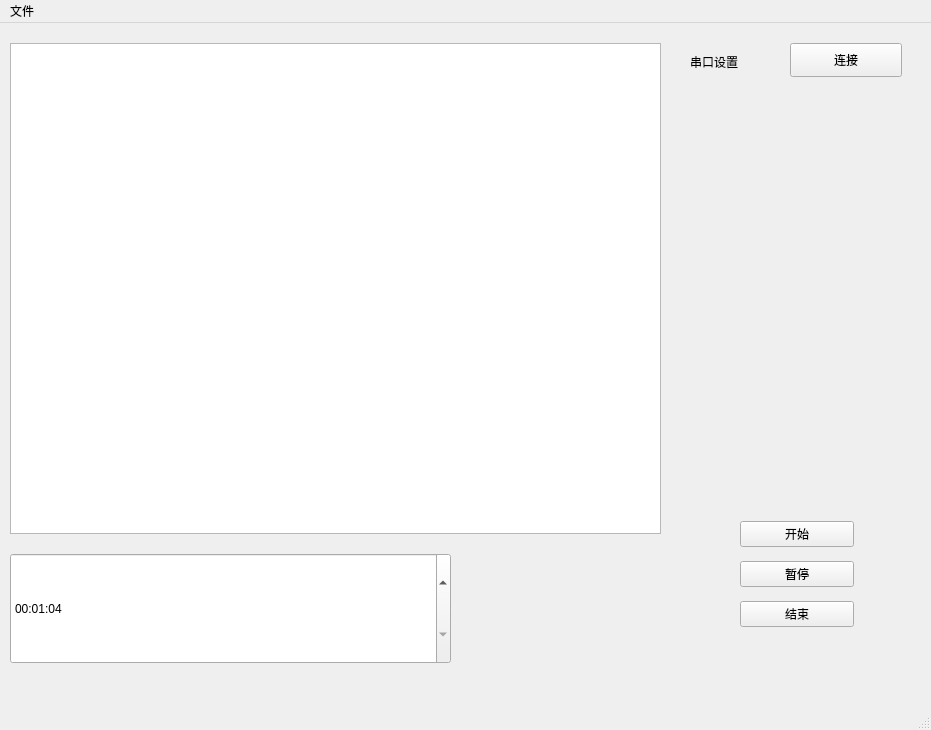
Old version of the form gui/pc.ui in the repository guhaiqiao/SmartCar.
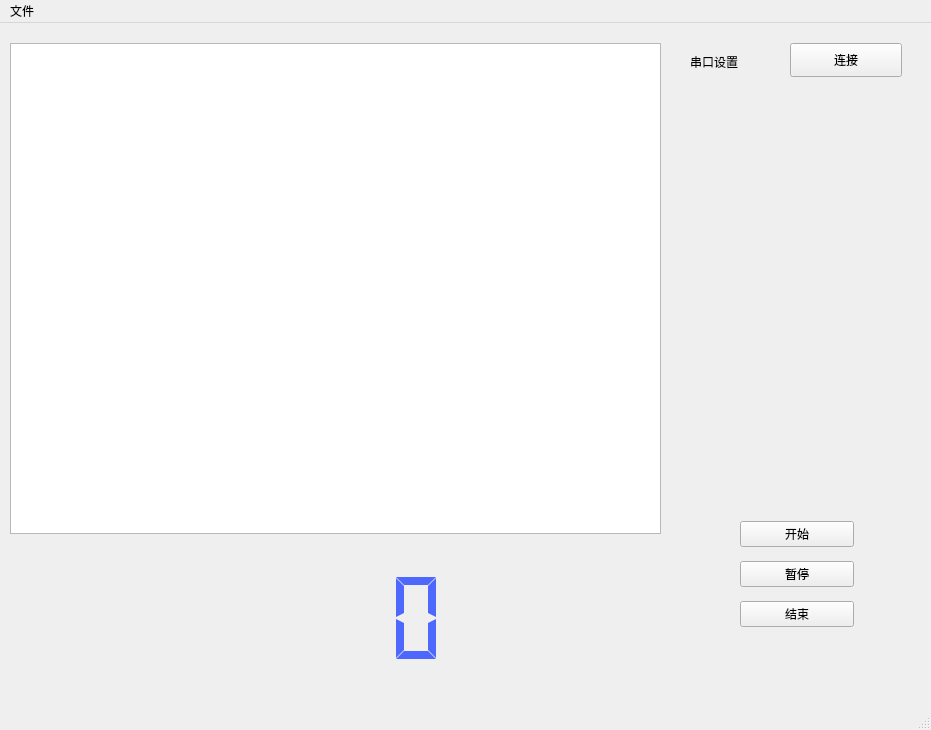
New version of the form.

Commit message:
time counter
version 1.0

The edit to the form file:
```diff
--- a/gui/pc.ui
+++ b/gui/pc.ui
@@ -24,23 +24,6 @@
      </rect>
     </property>
    </widget>
-   <widget class="QTimeEdit" name="timeEdit">
-    <property name="geometry">
-     <rect>
-      <x>10</x>
-      <y>530</y>
-      <width>441</width>
-      <height>111</height>
-     </rect>
-    </property>
-    <property name="time">
-     <time>
-      <hour>0</hour>
-      <minute>1</minute>
-      <second>4</second>
-     </time>
-    </property>
-   </widget>
    <widget class="QLabel" name="label">
     <property name="geometry">
      <rect>
@@ -67,7 +50,7 @@
      <string>连接</string>
     </property>
    </widget>
-   <widget class="QWidget" name="">
+   <widget class="QWidget" name="layoutWidget">
     <property name="geometry">
      <rect>
       <x>740</x>
@@ -100,6 +83,29 @@
      </item>
     </layout>
    </widget>
+   <widget class="QLCDNumber" name="TimeCounter">
+    <property name="geometry">
+     <rect>
+      <x>40</x>
+      <y>530</y>
+      <width>411</width>
+      <height>131</height>
+     </rect>
+    </property>
+    <property name="styleSheet">
+     <string notr="true">color:rgb(78,104,255)</string>
+    </property>
+    <property name="frameShape">
+     <enum>QFrame::NoFrame</enum>
+    </property>
+    <property name="digitCount">
+     <number>8</number>
+    </property>
+    <property name="segmentStyle">
+     <enum>QLCDNumber::Flat</enum>
+    </property>
+   </widget>
+   <zorder>layoutWidget</zorder>
    <zorder>graphicsView</zorder>
    <zorder>timeEdit</zorder>
    <zorder>pushButton</zorder>
```
Left out of the diff: 16 changed lines with no effect on the pictures. The commit also changes 6 other files.
